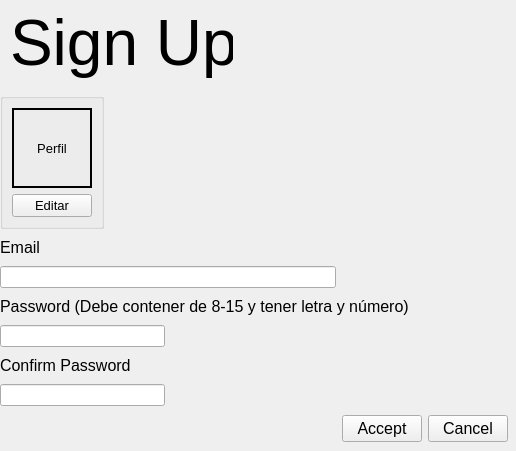
KaiacUPV/PROYECTO-IHM, file Trabajo/signup.ui: the form before one commit.
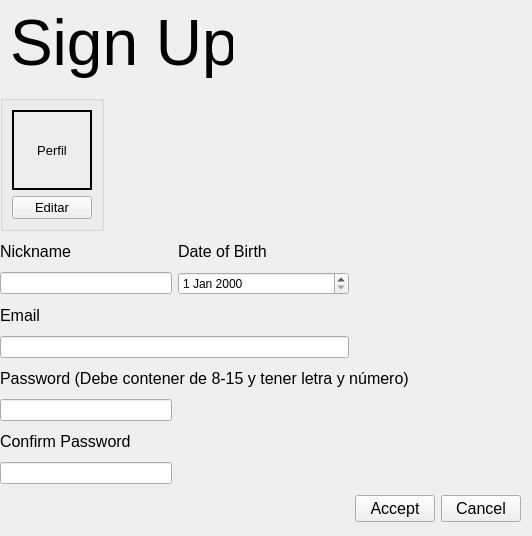
The form after the commit.

Patch:
```diff
--- a/Trabajo/signup.ui
+++ b/Trabajo/signup.ui
@@ -6,8 +6,8 @@
    <rect>
     <x>0</x>
     <y>0</y>
-    <width>516</width>
-    <height>451</height>
+    <width>532</width>
+    <height>536</height>
    </rect>
   </property>
   <property name="windowTitle">
@@ -42,45 +42,12 @@
     <rect>
      <x>0</x>
      <y>90</y>
-     <width>508</width>
-     <height>361</height>
+     <width>521</width>
+     <height>441</height>
     </rect>
    </property>
    <layout class="QGridLayout" name="gridLayout">
-    <item row="6" column="0">
-     <widget class="QLineEdit" name="lineEdit_3"/>
-    </item>
-    <item row="7" column="2">
-     <widget class="QPushButton" name="Accept_Button">
-      <property name="font">
-       <font>
-        <pointsize>12</pointsize>
-       </font>
-      </property>
-      <property name="text">
-       <string>Accept</string>
-      </property>
-     </widget>
-    </item>
-    <item row="5" column="0">
-     <widget class="QLabel" name="Repeat_Label">
-      <property name="sizePolicy">
-       <sizepolicy hsizetype="Preferred" vsizetype="Maximum">
-        <horstretch>0</horstretch>
-        <verstretch>0</verstretch>
-       </sizepolicy>
-      </property>
-      <property name="font">
-       <font>
-        <pointsize>12</pointsize>
-       </font>
-      </property>
-      <property name="text">
-       <string>Confirm Password</string>
-      </property>
-     </widget>
-    </item>
-    <item row="7" column="3">
+    <item row="9" column="3">
      <widget class="QPushButton" name="Cancel_Button">
       <property name="font">
        <font>
@@ -92,7 +59,49 @@
       </property>
      </widget>
     </item>
-    <item row="6" column="1">
+    <item row="3" column="0">
+     <widget class="QLabel" name="leEmail">
+      <property name="sizePolicy">
+       <sizepolicy hsizetype="Maximum" vsizetype="Maximum">
+        <horstretch>0</horstretch>
+        <verstretch>0</verstretch>
+       </sizepolicy>
+      </property>
+      <property name="font">
+       <font>
+        <pointsize>12</pointsize>
+       </font>
+      </property>
+      <property name="text">
+       <string>Email</string>
+      </property>
+     </widget>
+    </item>
+    <item row="7" column="0">
+     <widget class="QLabel" name="Repeat_Label">
+      <property name="sizePolicy">
+       <sizepolicy hsizetype="Preferred" vsizetype="Maximum">
+        <horstretch>0</horstretch>
+        <verstretch>0</verstretch>
+       </sizepolicy>
+      </property>
+      <property name="font">
+       <font>
+        <pointsize>12</pointsize>
+       </font>
+      </property>
+      <property name="text">
+       <string>Confirm Password</string>
+      </property>
+     </widget>
+    </item>
+    <item row="2" column="0">
+     <widget class="QLineEdit" name="txt_nick"/>
+    </item>
+    <item row="6" column="0">
+     <widget class="QLineEdit" name="lineEdit_2"/>
+    </item>
+    <item row="8" column="1">
      <spacer name="horizontalSpacer">
       <property name="orientation">
        <enum>Qt::Orientation::Horizontal</enum>
@@ -105,42 +114,18 @@
       </property>
      </spacer>
     </item>
-    <item row="1" column="0">
-     <widget class="QLabel" name="leEmail">
-      <property name="sizePolicy">
-       <sizepolicy hsizetype="Maximum" vsizetype="Maximum">
-        <horstretch>0</horstretch>
-        <verstretch>0</verstretch>
-       </sizepolicy>
-      </property>
-      <property name="font">
-       <font>
-        <pointsize>12</pointsize>
-       </font>
-      </property>
-      <property name="text">
-       <string>Email</string>
-      </property>
-     </widget>
+    <item row="4" column="0" colspan="2">
+     <widget class="QLineEdit" name="Text_Email"/>
     </item>
-    <item row="4" column="0">
-     <widget class="QLineEdit" name="lineEdit_2"/>
-    </item>
-    <item row="3" column="0" colspan="3">
-     <widget class="QLabel" name="Password_Label">
-      <property name="sizePolicy">
-       <sizepolicy hsizetype="Preferred" vsizetype="Maximum">
-        <horstretch>0</horstretch>
-        <verstretch>0</verstretch>
-       </sizepolicy>
-      </property>
+    <item row="9" column="2">
+     <widget class="QPushButton" name="Accept_Button">
       <property name="font">
        <font>
         <pointsize>12</pointsize>
        </font>
       </property>
       <property name="text">
-       <string>Password (Debe contener de 8-15 y tener letra y número)</string>
+       <string>Accept</string>
       </property>
      </widget>
     </item>
@@ -209,8 +194,65 @@
       </layout>
      </widget>
     </item>
-    <item row="2" column="0" colspan="2">
-     <widget class="QLineEdit" name="Text_Email"/>
+    <item row="5" column="0" colspan="3">
+     <widget class="QLabel" name="Password_Label">
+      <property name="sizePolicy">
+       <sizepolicy hsizetype="Preferred" vsizetype="Maximum">
+        <horstretch>0</horstretch>
+        <verstretch>0</verstretch>
+       </sizepolicy>
+      </property>
+      <property name="font">
+       <font>
+        <pointsize>12</pointsize>
+       </font>
+      </property>
+      <property name="text">
+       <string>Password (Debe contener de 8-15 y tener letra y número)</string>
+      </property>
+     </widget>
+    </item>
+    <item row="8" column="0">
+     <widget class="QLineEdit" name="lineEdit_3"/>
+    </item>
+    <item row="1" column="0">
+     <widget class="QLabel" name="leName">
+      <property name="sizePolicy">
+       <sizepolicy hsizetype="Maximum" vsizetype="Maximum">
+        <horstretch>0</horstretch>
+        <verstretch>0</verstretch>
+       </sizepolicy>
+      </property>
+      <property name="font">
+       <font>
+        <pointsize>12</pointsize>
+       </font>
+      </property>
+      <property name="text">
+       <string>Nickname</string>
+      </property>
+     </widget>
+    </item>
+    <item row="2" column="1">
+     <widget class="QDateEdit" name="date_birth"/>
+    </item>
+    <item row="1" column="1">
+     <widget class="QLabel" name="lebirth">
+      <property name="sizePolicy">
+       <sizepolicy hsizetype="Maximum" vsizetype="Maximum">
+        <horstretch>0</horstretch>
+        <verstretch>0</verstretch>
+       </sizepolicy>
+      </property>
+      <property name="font">
+       <font>
+        <pointsize>12</pointsize>
+       </font>
+      </property>
+      <property name="text">
+       <string>Date of Birth</string>
+      </property>
+     </widget>
     </item>
    </layout>
   </widget>
```
